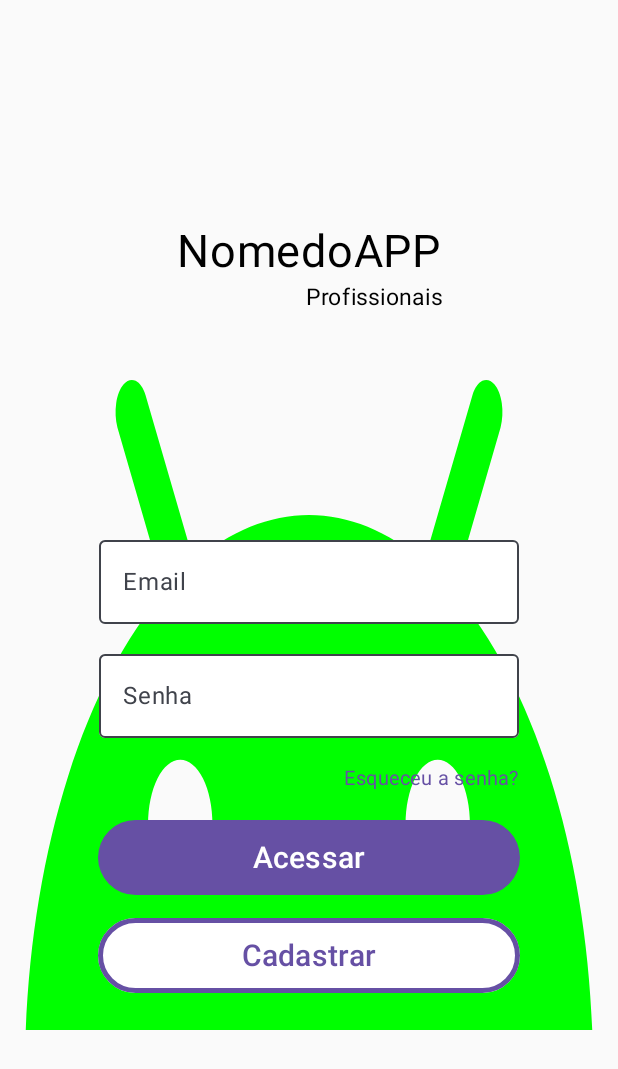
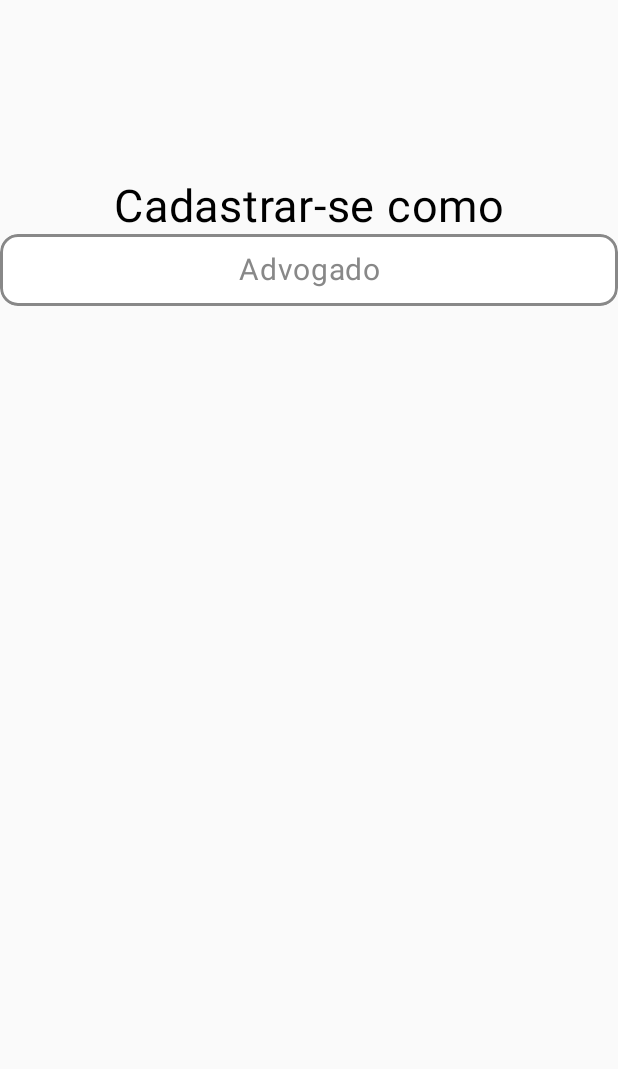
Before and after one commit to Otavinhofs/App-Advogados, an Android app built with Jetpack Compose: the screen it shows after launch (MainActivity), after a tap on "Cadastrar", on a phone screen of 412 x 824 dp. Shown: the top 1069 px of the screen. Run offline under Robolectric (Android 15) with nearby library versions, the phone set to English and light mode, and no system bars.

Commit message:
register Screen constructor

```diff
--- a/app/build.gradle.kts
+++ b/app/build.gradle.kts
@@ -66,4 +66,5 @@ dependencies {
     androidTestImplementation("androidx.compose.ui:ui-test-junit4")
     debugImplementation("androidx.compose.ui:ui-tooling")
     debugImplementation("androidx.compose.ui:ui-test-manifest")
+    implementation("androidx.navigation:navigation-compose:2.7.5")
 }
--- a/app/src/main/java/com/example/appadvogados/MainActivity.kt
+++ b/app/src/main/java/com/example/appadvogados/MainActivity.kt
@@ -3,20 +3,8 @@ package com.example.appadvogados
 import android.os.Bundle
 import androidx.activity.ComponentActivity
 import androidx.activity.compose.setContent
-import androidx.compose.foundation.Image
-import androidx.compose.foundation.background
-import androidx.compose.foundation.layout.Box
-import androidx.compose.foundation.layout.Column
-import androidx.compose.foundation.layout.fillMaxSize
-import androidx.compose.material3.MaterialTheme
-import androidx.compose.material3.Surface
-import androidx.compose.material3.Text
-import androidx.compose.runtime.Composable
-import androidx.compose.ui.Modifier
-import androidx.compose.ui.graphics.Color
-import androidx.compose.ui.res.painterResource
-import androidx.compose.ui.tooling.preview.Preview
-import com.example.appadvogados.screens.LoginScreen
+import com.example.appadvogados.Navigation.MainNav
+import com.example.appadvogados.presentation.login.LoginScreen
 import com.example.appadvogados.ui.theme.AppAdvogadosTheme
 
 class MainActivity : ComponentActivity() {
@@ -26,7 +14,7 @@ class MainActivity : ComponentActivity() {
             AppAdvogadosTheme {
                 // A surface container using the 'background' color from the theme
                 window.statusBarColor = getColor(R.color.black)
-                LoginScreen()
+                MainNav()
             }
         }
     }
--- /dev/null
+++ b/app/src/main/java/com/example/appadvogados/navigation/Navigation.kt
@@ -0,0 +1,31 @@
+package com.example.appadvogados.Navigation
+
+import androidx.compose.runtime.Composable
+import androidx.navigation.NavGraphBuilder
+import androidx.navigation.NavHostController
+import androidx.navigation.compose.NavHost
+import androidx.navigation.compose.composable
+import androidx.navigation.compose.rememberNavController
+import com.example.appadvogados.presentation.login.LoginScreen
+import com.example.appadvogados.presentation.RegisterScreen
+
+@Composable
+fun MainNav() {
+    val nav = rememberNavController()
+    NavHost(
+        navController = nav,
+        startDestination = MainNavigationScreens.LoginScreen.route
+    ) {
+        mainGraph(nav)
+    }
+}
+
+fun NavGraphBuilder.mainGraph(nav: NavHostController) {
+    composable(MainNavigationScreens.LoginScreen.route) {
+        LoginScreen(nav)
+    }
+
+    composable(MainNavigationScreens.Register.route) {
+        RegisterScreen(nav = nav)
+    }
+}
--- /dev/null
+++ b/app/src/main/java/com/example/appadvogados/navigation/NavigationScreens.kt
@@ -0,0 +1,9 @@
+package com.example.appadvogados.Navigation
+
+sealed class MainNavigationScreens(val route: String) {
+    object Register: MainNavigationScreens("register")
+    object HomeScreen: MainNavigationScreens("home_screen")
+
+    object LoginScreen: MainNavigationScreens("login_screen")
+
+}
--- a/app/src/main/java/com/example/appadvogados/screens/LoginScreen.kt
+++ b/app/src/main/java/com/example/appadvogados/presentation/login/LoginScreen.kt
@@ -1,25 +1,25 @@
-package com.example.appadvogados.screens
+package com.example.appadvogados.presentation.login
 
 import androidx.compose.foundation.BorderStroke
 import androidx.compose.foundation.Image
-import androidx.compose.foundation.layout.Box
+import androidx.compose.foundation.background
+import androidx.compose.foundation.clickable
+import androidx.compose.foundation.layout.Arrangement
 import androidx.compose.foundation.layout.Column
-import androidx.compose.foundation.layout.Spacer
-import androidx.compose.foundation.layout.fillMaxHeight
+import androidx.compose.foundation.layout.Row
 import androidx.compose.foundation.layout.fillMaxSize
 import androidx.compose.foundation.layout.fillMaxWidth
 import androidx.compose.foundation.layout.height
 import androidx.compose.foundation.layout.padding
-import androidx.compose.foundation.layout.size
+import androidx.compose.foundation.shape.RoundedCornerShape
 import androidx.compose.foundation.text.KeyboardOptions
 import androidx.compose.material3.Button
-import androidx.compose.material3.ButtonColors
 import androidx.compose.material3.ButtonDefaults
 import androidx.compose.material3.ExperimentalMaterial3Api
+import androidx.compose.material3.MaterialTheme.typography
 import androidx.compose.material3.OutlinedTextField
+import androidx.compose.material3.RadioButton
 import androidx.compose.material3.Text
-import androidx.compose.material3.TextField
-import androidx.compose.material3.TextFieldColors
 import androidx.compose.material3.TextFieldDefaults
 import androidx.compose.runtime.Composable
 import androidx.compose.runtime.getValue
@@ -28,21 +28,23 @@ import androidx.compose.runtime.remember
 import androidx.compose.runtime.setValue
 import androidx.compose.ui.Alignment
 import androidx.compose.ui.Modifier
+import androidx.compose.ui.draw.clip
 import androidx.compose.ui.graphics.Color
 import androidx.compose.ui.layout.ContentScale
-import androidx.compose.ui.modifier.modifierLocalConsumer
 import androidx.compose.ui.res.painterResource
 import androidx.compose.ui.text.input.KeyboardType
-import androidx.compose.ui.text.input.TextFieldValue
 import androidx.compose.ui.text.style.TextAlign
 import androidx.compose.ui.tooling.preview.Preview
 import androidx.compose.ui.unit.dp
 import androidx.compose.ui.unit.sp
+import androidx.navigation.NavHostController
+import androidx.navigation.compose.rememberNavController
+import com.example.appadvogados.Navigation.MainNavigationScreens
 import com.example.appadvogados.R
 import com.example.appadvogados.ui.theme.Purple40
 
 @Composable
-fun LoginScreen() {
+fun LoginScreen(nav: NavHostController) {
     Image(
         painter = painterResource(id = R.drawable.teste),
         contentDescription = null,
@@ -64,7 +66,7 @@ fun LoginScreen() {
                 .fillMaxWidth()
                 .padding(end = 65.dp, start = 65.dp, top = 15.dp)
                 .height(50.dp),
-            onClick = { /*TODO*/ }
+            onClick = { nav.navigate(MainNavigationScreens.HomeScreen.route)}
         )
 
         SecondaryButton(
@@ -73,7 +75,9 @@ fun LoginScreen() {
                 .fillMaxWidth()
                 .padding(end = 65.dp, start = 65.dp, top = 15.dp)
                 .height(50.dp),
-            onClick = { /*TODO*/ }
+            onClick = {
+                nav.navigate(MainNavigationScreens.Register.route)
+            }
         )
     }
 }
@@ -81,7 +85,7 @@ fun LoginScreen() {
 @Preview(showBackground = true)
 @Composable
 fun LoginScreenPreview() {
-    LoginScreen()
+    LoginScreen(rememberNavController())
 }
 
 
@@ -150,10 +154,9 @@ fun PrimaryButton(
     text: String,
     modifier: Modifier,
     onClick: () -> Unit,
-
 ) {
     Button(
-        onClick = { onClick},
+        onClick = onClick,
         modifier = modifier,
         colors = ButtonDefaults
             .buttonColors(Purple40)
@@ -171,7 +174,7 @@ fun SecondaryButton(
     androidx.compose.material3.OutlinedButton(
         onClick =  onClick ,
         modifier = modifier,
-        border = BorderStroke(3.dp, Purple40),
+        border = BorderStroke(2.dp, Purple40),
         colors = ButtonDefaults.outlinedButtonColors(containerColor = Color.White)
     ) {
         Text(text = text, color = Purple40, fontSize = 20.sp)
@@ -181,7 +184,7 @@ fun SecondaryButton(
 @Preview(showBackground = true)
 @Composable
 fun PrimaryButtonPreview() {
-    PrimaryButton(text = "Acessar", Modifier.padding(horizontal = 30.dp), onClick = {})
+    PrimaryButton(text = "Acessar", Modifier.padding(horizontal = 30.dp), onClick = { })
 }
 
 @Preview
--- /dev/null
+++ b/app/src/main/java/com/example/appadvogados/presentation/login/LoginState.kt
@@ -0,0 +1,11 @@
+package com.example.appadvogados.presentation.login
+
+data class LoginState(
+    val loading: Boolean = false,
+    val error: String = "Deu muito ruim",
+    val user: User? = null
+)
+data class User(
+    val name: String,
+    val lastName: String
+)
--- /dev/null
+++ b/app/src/main/java/com/example/appadvogados/presentation/register/RegisterScreen.kt
@@ -0,0 +1,105 @@
+
+
+package com.example.appadvogados.presentation
+import android.graphics.Paint.Align
+import androidx.compose.foundation.BorderStroke
+import androidx.compose.foundation.background
+import androidx.compose.foundation.border
+import androidx.compose.foundation.clickable
+
+import androidx.compose.foundation.layout.Column
+import androidx.compose.foundation.layout.fillMaxSize
+import androidx.compose.foundation.layout.fillMaxWidth
+import androidx.compose.foundation.layout.padding
+import androidx.compose.foundation.layout.size
+import androidx.compose.foundation.shape.RoundedCornerShape
+import androidx.compose.material3.Text
+import androidx.compose.runtime.Composable
+import androidx.compose.runtime.getValue
+import androidx.compose.runtime.mutableStateOf
+import androidx.compose.runtime.remember
+import androidx.compose.runtime.setValue
+import androidx.compose.ui.Alignment
+import androidx.compose.ui.Modifier
+import androidx.compose.ui.draw.clip
+import androidx.compose.ui.graphics.Color
+import androidx.compose.ui.text.style.TextAlign
+import androidx.compose.ui.tooling.preview.Preview
+import androidx.compose.ui.unit.dp
+import androidx.compose.ui.unit.sp
+import androidx.navigation.NavHostController
+import androidx.navigation.compose.rememberNavController
+import com.example.appadvogados.ui.theme.Purple40
+
+@Composable
+fun RegisterScreen(nav: NavHostController) {
+    Column(
+        modifier = Modifier.fillMaxSize(),
+        horizontalAlignment = Alignment.CenterHorizontally
+    ) {
+        Text(
+            text = "Cadastrar-se como",
+            textAlign = TextAlign.Center,
+            modifier = Modifier.fillMaxWidth() .padding(top = 120.dp), fontSize = 30.sp
+        )
+        CustomRadio(text = "Advogado")
+
+    }
+
+
+}
+
+@Preview
+@Composable
+fun RegisterScreenPreview() {
+RegisterScreen(nav = rememberNavController())
+}
+
+@Composable
+fun CustomRadio(text: String) {
+    var selectedOption by remember {
+        mutableStateOf("")
+    }
+    val onSelectionChange = { text: String ->
+        selectedOption = text
+    }
+    var teste: Color
+
+        Text(
+            text = text,
+            fontSize = 20.sp,
+            textAlign = TextAlign.Center,
+            modifier = Modifier
+                .clip(
+                    shape = RoundedCornerShape(
+                        size = 12.dp,
+                    ),
+                )
+                .border(
+                    if (text == selectedOption) {
+                        BorderStroke(2.dp, Purple40)
+                    } else {
+                        BorderStroke(2.dp, Color.Gray)
+                    },
+                    RoundedCornerShape(12.dp)
+                )
+                .clickable {
+                    onSelectionChange(text)
+                }
+                .background(
+                    if (text == selectedOption) {
+                        teste = Color.White
+                        Purple40
+                    } else {
+                        teste = Color.Gray
+                        Color.White
+                    }
+                )
+                .padding(
+                    vertical = 12.dp,
+                    horizontal = 16.dp,
+                )
+                .fillMaxWidth(),
+            color = teste
+        )
+    }
```
Also changed, not shown: app/src/main/java/com/example/appadvogados/presentation/login/LoginViewModel.kt (added, +7 -0 lines).
